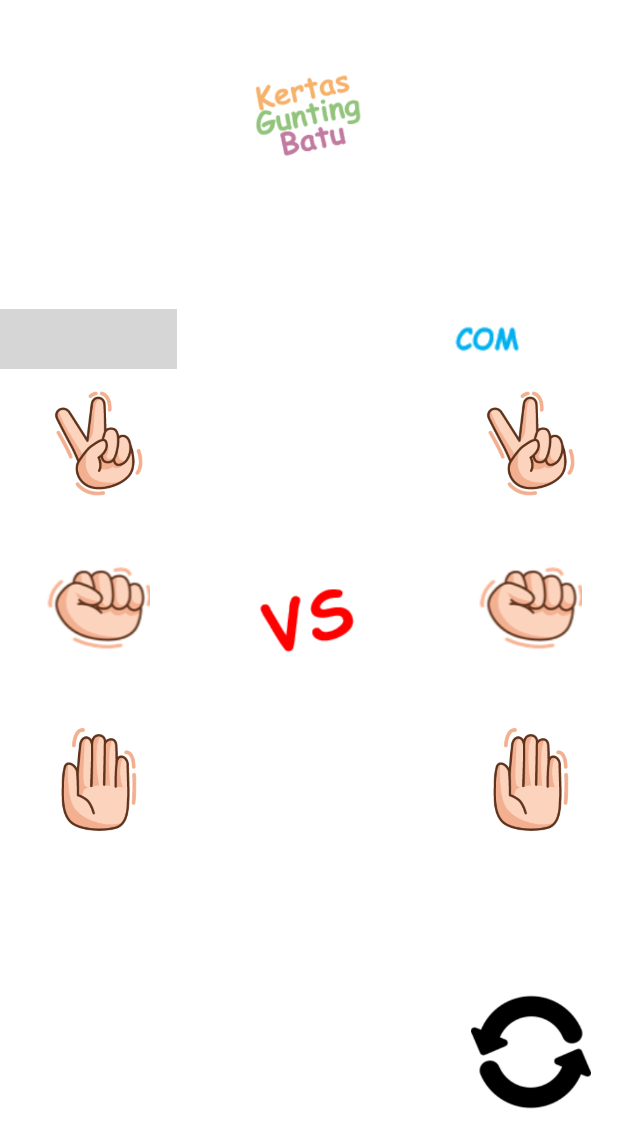
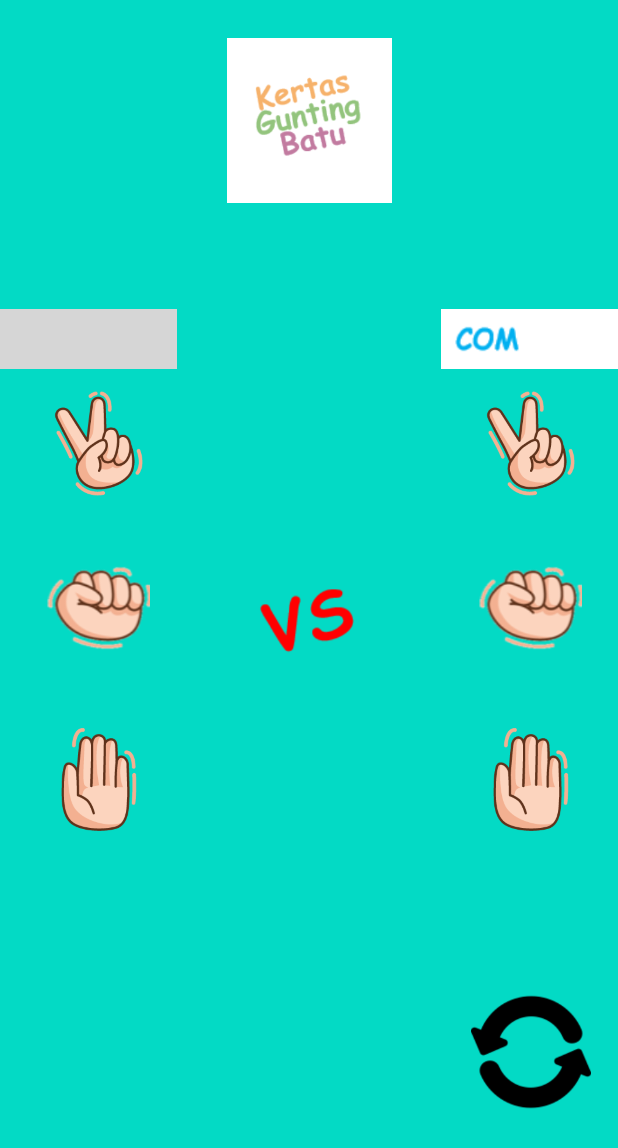
Before and after one commit to bhoghem/SuitSuit, an Android app: the layout activity_main.xml on its own in the app's theme, with its tools: preview values and no code run, on a phone screen of 412 x 824 dp. Shown: the top 1148 px of the screen. Run offline under Robolectric (Android 15) with nearby library versions, the phone set to English and light mode, and no system bars; grey boxes are pictures that could not be loaded.

Commit message:
Merge pull request #1 from utsmannn/master
after review

```diff
--- a/app/src/main/res/layout/activity_main.xml
+++ b/app/src/main/res/layout/activity_main.xml
@@ -4,7 +4,8 @@
     xmlns:tools="http://schemas.android.com/tools"
     android:layout_width="match_parent"
     android:layout_height="match_parent"
-    tools:context=".MainActivity">
+    tools:context=".MainActivity"
+    android:background="@color/teal_200">
 
     <LinearLayout
         android:id="@+id/linearLayout3"
@@ -150,7 +151,8 @@
         app:layout_constraintEnd_toEndOf="parent"
         app:layout_constraintStart_toStartOf="parent"
         app:layout_constraintTop_toTopOf="parent"
-        app:srcCompat="@drawable/ic_tittle" />
+        app:srcCompat="@drawable/ic_tittle"
+        android:background="@color/cardview_light_background"/>
 
     <ImageView
         android:id="@+id/middle"
@@ -168,7 +170,8 @@
         android:layout_height="40dp"
         app:layout_constraintBottom_toTopOf="@+id/linearLayout3"
         app:srcCompat="@drawable/player1"
-        tools:layout_editor_absoluteX="8dp" />
+        tools:layout_editor_absoluteX="8dp"
+        android:background="@color/cardview_light_background"/>
 
     <ImageView
         android:id="@+id/imageView2"
@@ -176,5 +179,6 @@
         android:layout_height="40dp"
         app:layout_constraintBottom_toTopOf="@+id/linearLayout4"
         app:layout_constraintEnd_toEndOf="parent"
-        app:srcCompat="@drawable/ic_com" />
+        app:srcCompat="@drawable/ic_com"
+        android:background="@color/cardview_light_background"/>
 </androidx.constraintlayout.widget.ConstraintLayout>
```
